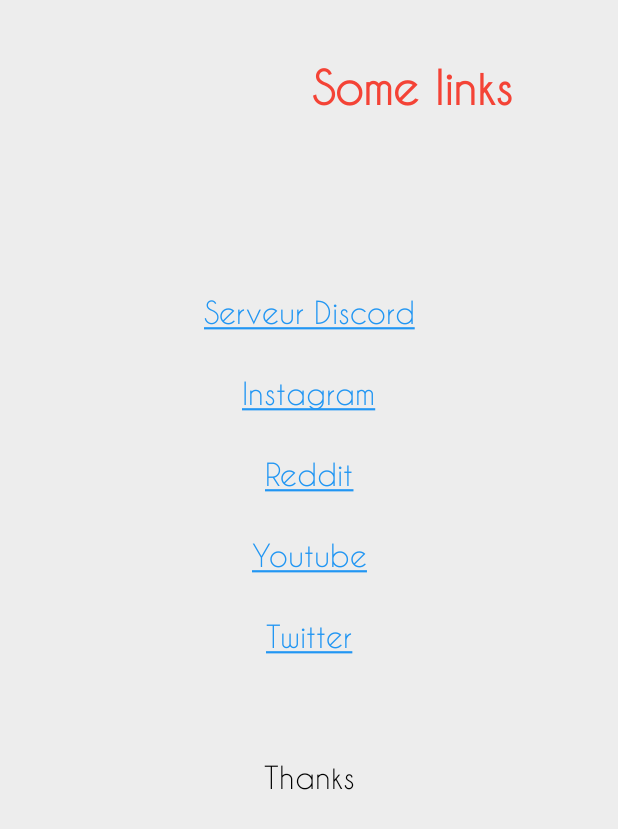
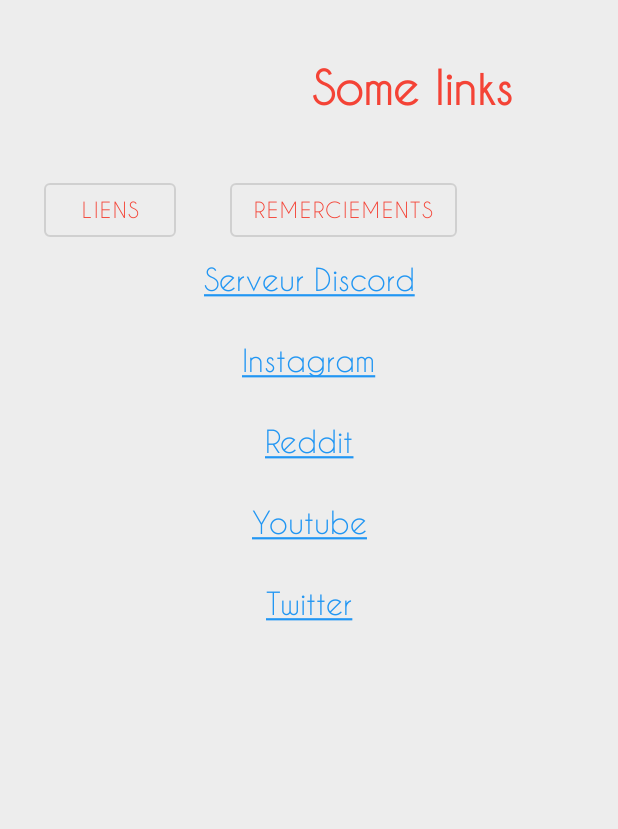
Before and after one commit to jojoyel/jojozquizzapp, an Android app: the LinksActivity screen opened directly, with no data from a screen before it, on a phone screen of 412 x 824 dp. Shown: the top 829 px of the screen. Run offline under Robolectric (Android 15) with nearby library versions, the phone set to English and light mode, and no system bars; our stand-ins replace AdMob, data binding; network calls fail.

Commit message:
Added Fragments to links activity to switch between links and thanks

```diff
--- a/app/src/main/java/com/jojo/jojozquizz/LinksActivity.java
+++ b/app/src/main/java/com/jojo/jojozquizz/LinksActivity.java
@@ -1,58 +1,60 @@
 package com.jojo.jojozquizz;
 
-import android.content.Intent;
 import android.os.Bundle;
-import android.text.Html;
-import android.text.method.LinkMovementMethod;
 import android.view.View;
-import android.widget.TextView;
 
 import androidx.appcompat.app.AppCompatActivity;
+import androidx.databinding.DataBindingUtil;
+import androidx.fragment.app.Fragment;
 
 import com.google.android.gms.ads.AdRequest;
 import com.google.android.gms.ads.AdView;
+import com.jojo.jojozquizz.databinding.ActivityLinksBinding;
+import com.jojo.jojozquizz.tools.ClickHandler;
 
-public class LinksActivity extends AppCompatActivity {
+public class LinksActivity extends AppCompatActivity implements ClickHandler {
+
+	ActivityLinksBinding mBinding;
+
+	Fragment mLinksFragment, mThanksFragment;
 
 	@Override
 	protected void onCreate(Bundle savedInstanceState) {
 		super.onCreate(savedInstanceState);
 		setContentView(R.layout.activity_links);
 
+		mBinding = DataBindingUtil.setContentView(this, R.layout.activity_links);
+		mBinding.setHandler(this);
+
 		AdView mAdView = findViewById(R.id.adView);
 		AdRequest adRequest = new AdRequest.Builder().build();
 		mAdView.loadAd(adRequest);
 
-		TextView mTextDiscord = findViewById(R.id.activity_links_discord_text);
-		TextView mTextInstagram = findViewById(R.id.activity_links_instagram_text);
-		TextView mTextYoutube = findViewById(R.id.activity_links_youtube_text);
-		TextView mTextTwitter = findViewById(R.id.activity_links_twitter_text);
-		TextView mTextReddit = findViewById(R.id.activity_links_reddit_text);
-		TextView mTextThanksfulls = findViewById(R.id.activity_links_thanksfull);
+		mLinksFragment = new LinksFragment();
+		getSupportFragmentManager().beginTransaction()
+			.add(R.id.frame_layout_links, mLinksFragment)
+			.commit();
+		mThanksFragment = new ThanksFragment();
+	}
 
-		mTextDiscord.setClickable(true);
-		mTextInstagram.setClickable(true);
-		mTextYoutube.setClickable(true);
-		mTextTwitter.setClickable(true);
-		mTextReddit.setClickable(true);
+	@Override
+	public void onButtonClick(View v) {
+		int id = v.getId();
 
-		mTextDiscord.setMovementMethod(LinkMovementMethod.getInstance());
-		mTextInstagram.setMovementMethod(LinkMovementMethod.getInstance());
-		mTextYoutube.setMovementMethod(LinkMovementMethod.getInstance());
-		mTextTwitter.setMovementMethod(LinkMovementMethod.getInstance());
-		mTextReddit.setMovementMethod(LinkMovementMethod.getInstance());
-
-		mTextDiscord.setText(Html.fromHtml("<a href='https://discord.gg/fntMgg7'>Serveur Discord</a>"));
-		mTextInstagram.setText(Html.fromHtml("<a href='https://instagram.com/nextfor.dev'>Instagram</a>"));
-		mTextYoutube.setText(Html.fromHtml("<a href='https://www.youtube.com/channel/UCU9_Y3nu76BgZqxbfr8lX1Q'>Youtube</a>"));
-		mTextTwitter.setText(Html.fromHtml("<a href='https://twitter.com/nextfordev'>Twitter</a>"));
-		mTextReddit.setText(Html.fromHtml("<a href='https://reddit.com/r/jojoz'>Reddit</a>"));
-
-		mTextThanksfulls.setOnClickListener(new View.OnClickListener() {
-			@Override
-			public void onClick(View v) {
-				startActivity(new Intent(LinksActivity.this, ThanksActivity.class));
+		if (id == R.id.links_activity_show_links) {
+			if (mLinksFragment == null) {
+				mLinksFragment = new LinksFragment();
+				getSupportFragmentManager().beginTransaction()
+					.add(R.id.frame_layout_links, mLinksFragment)
+					.commit();
 			}
-		});
+		} else if (id == R.id.links_activity_show_thanks) {
+			if (mThanksFragment == null) {
+				mThanksFragment = new ThanksFragment();
+				getSupportFragmentManager().beginTransaction()
+					.add(R.id.frame_layout_links, mLinksFragment)
+					.commit();
+			}
+		}
 	}
 }
--- /dev/null
+++ b/app/src/main/java/com/jojo/jojozquizz/LinksFragment.java
@@ -0,0 +1,48 @@
+package com.jojo.jojozquizz;
+
+import android.os.Bundle;
+
+import androidx.annotation.NonNull;
+import androidx.annotation.Nullable;
+import androidx.fragment.app.Fragment;
+
+import android.text.Html;
+import android.text.method.LinkMovementMethod;
+import android.view.LayoutInflater;
+import android.view.View;
+import android.view.ViewGroup;
+import android.widget.TextView;
+
+public class LinksFragment extends Fragment {
+	@Nullable
+	@Override
+	public View onCreateView(@NonNull LayoutInflater inflater, @Nullable ViewGroup container, @Nullable Bundle savedInstanceState) {
+		View view = inflater.inflate(R.layout.fragment_links, container, false);
+
+		TextView mTextDiscord = view.findViewById(R.id.activity_links_discord_text);
+		TextView mTextInstagram = view.findViewById(R.id.activity_links_instagram_text);
+		TextView mTextYoutube = view.findViewById(R.id.activity_links_youtube_text);
+		TextView mTextTwitter = view.findViewById(R.id.activity_links_twitter_text);
+		TextView mTextReddit = view.findViewById(R.id.activity_links_reddit_text);
+
+		mTextDiscord.setClickable(true);
+		mTextInstagram.setClickable(true);
+		mTextYoutube.setClickable(true);
+		mTextTwitter.setClickable(true);
+		mTextReddit.setClickable(true);
+
+		mTextDiscord.setMovementMethod(LinkMovementMethod.getInstance());
+		mTextInstagram.setMovementMethod(LinkMovementMethod.getInstance());
+		mTextYoutube.setMovementMethod(LinkMovementMethod.getInstance());
+		mTextTwitter.setMovementMethod(LinkMovementMethod.getInstance());
+		mTextReddit.setMovementMethod(LinkMovementMethod.getInstance());
+
+		mTextDiscord.setText(Html.fromHtml("<a href='https://discord.gg/fntMgg7'>Serveur Discord</a>"));
+		mTextInstagram.setText(Html.fromHtml("<a href='https://instagram.com/nextfor.dev'>Instagram</a>"));
+		mTextYoutube.setText(Html.fromHtml("<a href='https://www.youtube.com/channel/UCU9_Y3nu76BgZqxbfr8lX1Q'>Youtube</a>"));
+		mTextTwitter.setText(Html.fromHtml("<a href='https://twitter.com/nextfordev'>Twitter</a>"));
+		mTextReddit.setText(Html.fromHtml("<a href='https://reddit.com/r/jojoz'>Reddit</a>"));
+
+		return view;
+	}
+}
--- a/app/src/main/res/layout/activity_links.xml
+++ b/app/src/main/res/layout/activity_links.xml
@@ -1,8 +1,16 @@
 <?xml version="1.0" encoding="utf-8"?>
+<layout xmlns:android="http://schemas.android.com/apk/res/android"
+	xmlns:app="http://schemas.android.com/apk/res-auto"
+	xmlns:tools="http://schemas.android.com/tools">
+
+	<data>
+
+		<variable
+			name="handler"
+			type="com.jojo.jojozquizz.tools.ClickHandler" />
+	</data>
+
 	<androidx.constraintlayout.widget.ConstraintLayout
-    xmlns:android="http://schemas.android.com/apk/res/android"
-    xmlns:app="http://schemas.android.com/apk/res-auto"
-    xmlns:tools="http://schemas.android.com/tools"
 		android:layout_width="match_parent"
 		android:layout_height="match_parent"
 		tools:context=".LinksActivity">
@@ -22,78 +30,42 @@
 			app:layout_constraintEnd_toEndOf="parent"
 			app:layout_constraintTop_toTopOf="parent" />
 
-    <TextView
-        android:id="@+id/activity_links_discord_text"
+		<com.google.android.material.button.MaterialButton
+			android:id="@+id/links_activity_show_links"
+			style="@style/Widget.MaterialComponents.Button.OutlinedButton"
 			android:layout_width="wrap_content"
 			android:layout_height="wrap_content"
-        android:layout_gravity="center_horizontal"
-        android:layout_marginTop="100dp"
-        android:gravity="center"
-        android:text="@string/link_discord"
-        android:textSize="20sp"
-        app:layout_constraintEnd_toEndOf="parent"
+			android:onClick="@{handler::onButtonClick}"
+			android:layout_marginTop="20dp"
+			android:text="Liens"
+			app:layout_constraintEnd_toStartOf="@+id/guideline3"
+			app:layout_constraintHorizontal_bias="0.25"
 			app:layout_constraintStart_toStartOf="parent"
 			app:layout_constraintTop_toBottomOf="@+id/activity_main_text_title" />
 
-    <TextView
-        android:id="@+id/activity_links_instagram_text"
+		<com.google.android.material.button.MaterialButton
+			android:id="@+id/links_activity_show_thanks"
+			style="@style/Widget.MaterialComponents.Button.OutlinedButton"
 			android:layout_width="wrap_content"
 			android:layout_height="wrap_content"
-        android:layout_gravity="center_horizontal"
-        android:layout_marginTop="30dp"
-        android:text="@string/link_instagram"
-        android:textSize="20sp"
+			android:onClick="@{handler::onButtonClick}"
+			android:text="Remerciements"
+			app:layout_constraintEnd_toEndOf="parent"
+			app:layout_constraintHorizontal_bias="0.25"
+			app:layout_constraintStart_toEndOf="@+id/links_activity_show_links"
+			app:layout_constraintTop_toTopOf="@+id/links_activity_show_links" />
+
+		<FrameLayout
+			android:id="@+id/frame_layout_links"
+			android:layout_width="409dp"
+			android:layout_height="0dp"
+			android:layout_marginTop="10dp"
+			app:layout_constraintBottom_toTopOf="@+id/adView"
 			app:layout_constraintEnd_toEndOf="parent"
 			app:layout_constraintStart_toStartOf="parent"
-        app:layout_constraintTop_toBottomOf="@+id/activity_links_discord_text" />
+			app:layout_constraintTop_toBottomOf="@+id/links_activity_show_thanks">
 
-    <TextView
-        android:id="@+id/activity_links_reddit_text"
-        android:layout_width="wrap_content"
-        android:layout_height="wrap_content"
-        android:layout_gravity="center_horizontal"
-        android:layout_marginTop="30dp"
-        android:text="@string/link_reddit"
-        android:textSize="20sp"
-        app:layout_constraintEnd_toEndOf="parent"
-        app:layout_constraintStart_toStartOf="parent"
-        app:layout_constraintTop_toBottomOf="@+id/activity_links_instagram_text" />
-
-    <TextView
-        android:id="@+id/activity_links_youtube_text"
-        android:layout_width="wrap_content"
-        android:layout_height="wrap_content"
-        android:layout_gravity="center_horizontal"
-        android:layout_marginTop="30dp"
-        android:text="@string/link_youtube"
-        android:textSize="20sp"
-        app:layout_constraintEnd_toEndOf="parent"
-        app:layout_constraintStart_toStartOf="parent"
-        app:layout_constraintTop_toBottomOf="@+id/activity_links_reddit_text" />
-
-    <TextView
-        android:id="@+id/activity_links_twitter_text"
-        android:layout_width="wrap_content"
-        android:layout_height="wrap_content"
-        android:layout_gravity="center_horizontal"
-        android:layout_marginTop="30dp"
-        android:text="@string/link_twitter"
-        android:textSize="20sp"
-        app:layout_constraintEnd_toEndOf="parent"
-        app:layout_constraintStart_toStartOf="parent"
-        app:layout_constraintTop_toBottomOf="@+id/activity_links_youtube_text" />
-
-    <TextView
-        android:id="@+id/activity_links_thanksfull"
-        android:layout_width="wrap_content"
-        android:layout_height="wrap_content"
-        android:layout_gravity="center"
-        android:layout_marginTop="70dp"
-        android:text="@string/link_thanks"
-        android:textSize="20sp"
-        app:layout_constraintEnd_toEndOf="parent"
-        app:layout_constraintStart_toStartOf="parent"
-        app:layout_constraintTop_toBottomOf="@+id/activity_links_twitter_text" />
+		</FrameLayout>
 
 		<com.google.android.gms.ads.AdView
 			android:id="@+id/adView"
@@ -108,13 +80,11 @@
 			app:layout_constraintHorizontal_bias="1.0"
 			app:layout_constraintStart_toStartOf="parent" />
 
-    <androidx.fragment.app.FragmentContainerView
-        android:id="@+id/fragmentViewLinks"
-        android:name="com.jojo.jojozquizz.ThanksFragment"
+		<androidx.constraintlayout.widget.Guideline
+			android:id="@+id/guideline3"
 			android:layout_width="wrap_content"
 			android:layout_height="wrap_content"
-        app:layout_constraintBottom_toBottomOf="parent"
-        app:layout_constraintEnd_toEndOf="parent"
-        app:layout_constraintStart_toStartOf="parent"
-        app:layout_constraintTop_toTopOf="parent" />
+			android:orientation="vertical"
+			app:layout_constraintGuide_percent=".5" />
 	</androidx.constraintlayout.widget.ConstraintLayout>
+</layout>
--- /dev/null
+++ b/app/src/main/res/layout/fragment_links.xml
@@ -0,0 +1,69 @@
+<?xml version="1.0" encoding="utf-8"?>
+<androidx.constraintlayout.widget.ConstraintLayout xmlns:android="http://schemas.android.com/apk/res/android"
+	xmlns:app="http://schemas.android.com/apk/res-auto"
+	xmlns:tools="http://schemas.android.com/tools"
+	android:layout_width="match_parent"
+	android:layout_height="wrap_content"
+	tools:context=".LinksFragment">
+
+	<TextView
+		android:id="@+id/activity_links_discord_text"
+		android:layout_width="wrap_content"
+		android:layout_height="wrap_content"
+		android:layout_gravity="center_horizontal"
+		android:gravity="center"
+		android:text="@string/link_discord"
+		android:textSize="20sp"
+		app:layout_constraintEnd_toEndOf="parent"
+		app:layout_constraintStart_toStartOf="parent"
+		app:layout_constraintTop_toTopOf="parent" />
+
+	<TextView
+		android:id="@+id/activity_links_instagram_text"
+		android:layout_width="wrap_content"
+		android:layout_height="wrap_content"
+		android:layout_gravity="center_horizontal"
+		android:layout_marginTop="30dp"
+		android:text="@string/link_instagram"
+		android:textSize="20sp"
+		app:layout_constraintEnd_toEndOf="parent"
+		app:layout_constraintStart_toStartOf="parent"
+		app:layout_constraintTop_toBottomOf="@+id/activity_links_discord_text" />
+
+	<TextView
+		android:id="@+id/activity_links_reddit_text"
+		android:layout_width="wrap_content"
+		android:layout_height="wrap_content"
+		android:layout_gravity="center_horizontal"
+		android:layout_marginTop="30dp"
+		android:text="@string/link_reddit"
+		android:textSize="20sp"
+		app:layout_constraintEnd_toEndOf="parent"
+		app:layout_constraintStart_toStartOf="parent"
+		app:layout_constraintTop_toBottomOf="@+id/activity_links_instagram_text" />
+
+	<TextView
+		android:id="@+id/activity_links_youtube_text"
+		android:layout_width="wrap_content"
+		android:layout_height="wrap_content"
+		android:layout_gravity="center_horizontal"
+		android:layout_marginTop="30dp"
+		android:text="@string/link_youtube"
+		android:textSize="20sp"
+		app:layout_constraintEnd_toEndOf="parent"
+		app:layout_constraintStart_toStartOf="parent"
+		app:layout_constraintTop_toBottomOf="@+id/activity_links_reddit_text" />
+
+	<TextView
+		android:id="@+id/activity_links_twitter_text"
+		android:layout_width="wrap_content"
+		android:layout_height="wrap_content"
+		android:layout_gravity="center_horizontal"
+		android:layout_marginTop="30dp"
+		android:text="@string/link_twitter"
+		android:textSize="20sp"
+		app:layout_constraintEnd_toEndOf="parent"
+		app:layout_constraintStart_toStartOf="parent"
+		app:layout_constraintTop_toBottomOf="@+id/activity_links_youtube_text" />
+
+</androidx.constraintlayout.widget.ConstraintLayout>
```
Also changed, not shown: 1 other file. Lines whose indentation alone changed are shown as unchanged.
